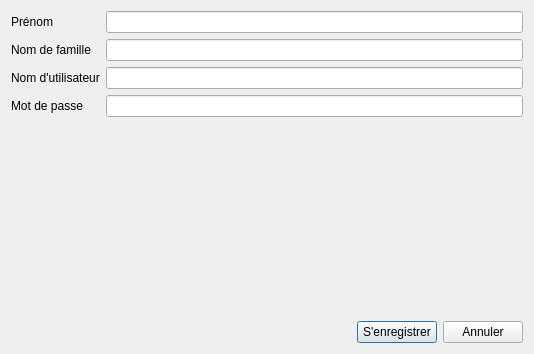
Old version of the form ui/sign-up.ui in the repository jerome-diver/OC-openFoodFacts.
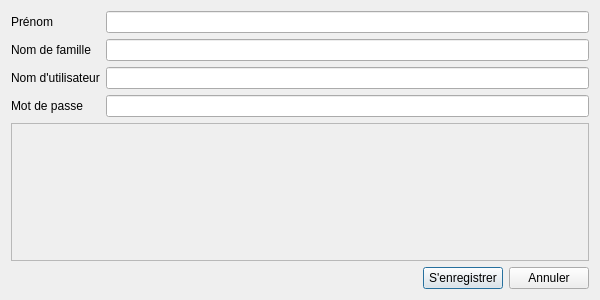
New version of the form. Icons and pictures are not drawn.

```diff
--- a/ui/sign-up.ui
+++ b/ui/sign-up.ui
@@ -6,10 +6,22 @@
    <rect>
     <x>0</x>
     <y>0</y>
-    <width>534</width>
-    <height>354</height>
+    <width>600</width>
+    <height>300</height>
    </rect>
   </property>
+  <property name="minimumSize">
+   <size>
+    <width>450</width>
+    <height>150</height>
+   </size>
+  </property>
+  <property name="maximumSize">
+   <size>
+    <width>600</width>
+    <height>300</height>
+   </size>
+  </property>
   <property name="windowTitle">
    <string>S'enregistrer sur la base de donnée locale</string>
   </property>
@@ -66,6 +78,18 @@
     </layout>
    </item>
    <item>
+    <widget class="QFrame" name="frame">
+     <property name="styleSheet">
+      <string notr="true">border-image: url(:/images/assets/images/sign_in_localDB_openfoodfacts.png);</string>
+     </property>
+     <property name="frameShape">
+      <enum>QFrame::StyledPanel</enum>
+     </property>
+     <property name="frameShadow">
+      <enum>QFrame::Raised</enum>
+     </property>
+     <layout class="QVBoxLayout" name="verticalLayout_2">
+      <item>
     <spacer name="verticalSpacer">
      <property name="orientation">
       <enum>Qt::Vertical</enum>
@@ -77,6 +101,16 @@
       </size>
      </property>
     </spacer>
+      </item>
+      <item>
+       <widget class="QLabel" name="status">
+        <property name="text">
+         <string/>
+        </property>
+       </widget>
+      </item>
+     </layout>
+    </widget>
    </item>
    <item>
     <layout class="QHBoxLayout" name="horizontalLayout">
```
Left out of the diff: 2 changed lines with no effect on the pictures. Lines whose indentation alone changed are shown as unchanged.
